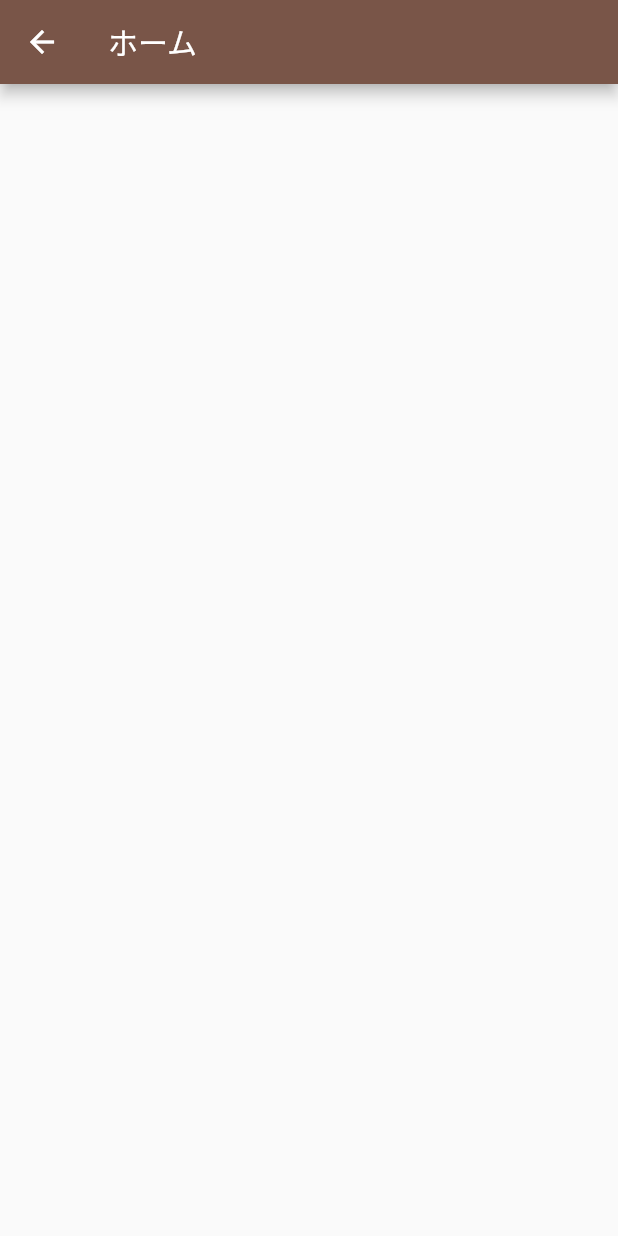
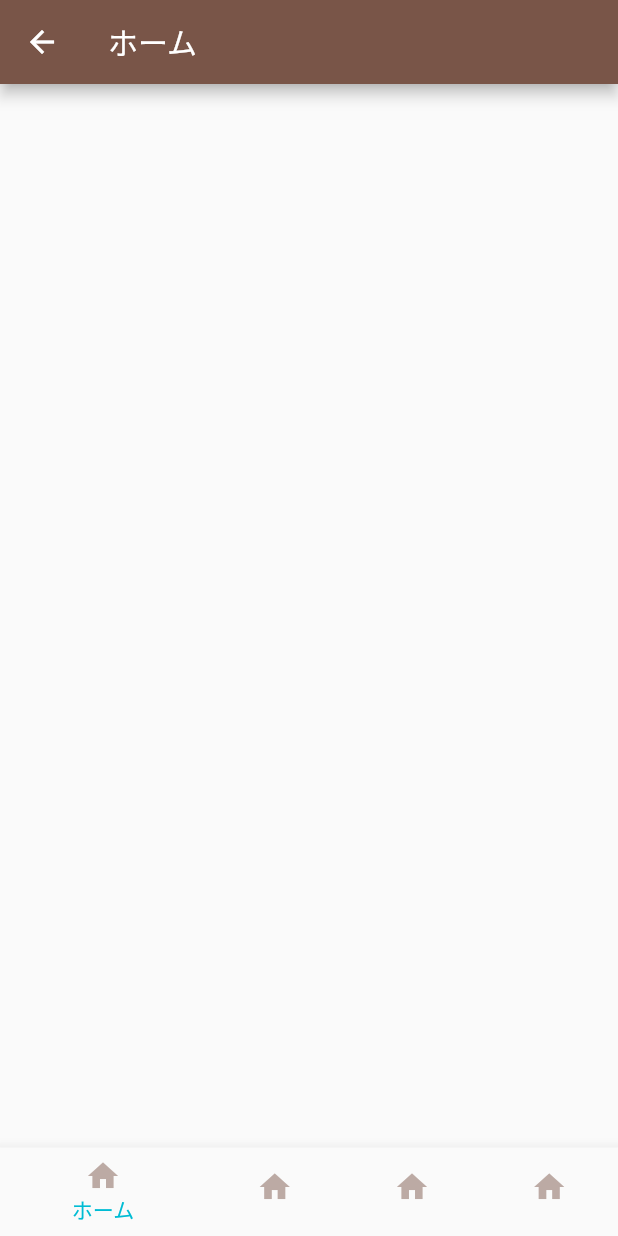
Before and after one commit to sakurako-y0316/sakuline, a Flutter app: the SignUpScreen screen opened directly, after a tap on "スキップ", on a phone screen of 412 x 824 dp. Run offline on Flutter 3.47's test engine with Material 2 defaults, Android fonts, the phone set to English and light mode, and no system bars; our stand-ins replace freezed_annotation, state_notifier; missing offline and left inert: freezed.

Commit message:
BottomBar作成

```diff
--- a/lib/screen/home_screen.dart
+++ b/lib/screen/home_screen.dart
@@ -1,6 +1,11 @@
 import 'package:flutter/material.dart';
 
-class HomeScreen extends StatelessWidget {
+class HomeScreen extends StatefulWidget {
+  @override
+  _HomeScreenState createState() => _HomeScreenState();
+}
+
+class _HomeScreenState extends State<HomeScreen> {
   @override
   Widget build(BuildContext context) {
     return Scaffold(
@@ -10,15 +15,3 @@ class HomeScreen extends StatelessWidget {
     );
   }
 }
-
-class HomeBottomBar extends StatefulWidget {
-  @override
-  _HomeBottomBarState createState() => _HomeBottomBarState();
-}
-
-class _HomeBottomBarState extends State<HomeBottomBar> {
-  @override
-  Widget build(BuildContext context) {
-    return Container();
-  }
-}
--- a/lib/screen/signup_screen.dart
+++ b/lib/screen/signup_screen.dart
@@ -1,6 +1,6 @@
 import 'package:flutter/material.dart';
 
-import 'home_screen.dart';
+import 'top_screen.dart';
 
 class SignUpScreen extends StatelessWidget {
   @override
@@ -47,7 +47,7 @@ class SignUpScreen extends StatelessWidget {
                   context,
                   MaterialPageRoute<void>(
                     builder: (context) {
-                      return HomeScreen();
+                      return TopScreen();
                     },
                   ),
                 );
--- /dev/null
+++ b/lib/screen/top_screen.dart
@@ -0,0 +1,87 @@
+import 'package:flutter/material.dart';
+import 'package:sakura_line/screen/home_screen.dart';
+import 'package:sakura_line/screen/news_screen.dart';
+import 'package:sakura_line/screen/talk_screen.dart';
+import 'package:sakura_line/screen/timeline_screen.dart';
+
+class TopScreen extends StatefulWidget {
+  @override
+  _TopScreenState createState() => _TopScreenState();
+}
+
+class _TopScreenState extends State<TopScreen> {
+  PageController _pageController;
+  int page = 0;
+
+  @override
+  void initState() {
+    super.initState();
+    _pageController = PageController();
+  }
+
+  @override
+  void dispose() {
+    super.dispose();
+    _pageController.dispose();
+  }
+
+  @override
+  Widget build(BuildContext context) {
+    return Scaffold(
+      body: PageView(
+        controller: _pageController,
+        onPageChanged: onchanged,
+        children: <Widget>[
+          HomeScreen(),
+          TalkScreen(),
+          TimeLine(),
+          NewsScreen(),
+        ],
+      ),
+      bottomNavigationBar: BottomNavigationBar(
+        fixedColor: Colors.cyan,
+        currentIndex: page,
+        onTap: onTapBottomNavigation,
+        items: [
+          BottomNavigationBarItem(
+              icon: Icon(
+                Icons.home,
+                color: Colors.brown[200],
+              ),
+              title: Text(
+                'ホーム',
+              )),
+          BottomNavigationBarItem(
+              icon: Icon(
+                Icons.home,
+                color: Colors.brown[200],
+              ),
+              title: Text('トーク')),
+          BottomNavigationBarItem(
+              icon: Icon(
+                Icons.home,
+                color: Colors.brown[200],
+              ),
+              title: Text('タイムライン')),
+          BottomNavigationBarItem(
+              icon: Icon(
+                Icons.home,
+                color: Colors.brown[200],
+              ),
+              title: Text('ニュース？')),
+        ],
+      ),
+    );
+  }
+
+  void onTapBottomNavigation(int page) {
+    _pageController.animateToPage(page,
+        duration: Duration(milliseconds: 300), curve: Curves.ease);
+  }
+
+  void onchanged(int page) {
+    setState(() {
+      this.page = page;
+    });
+  }
+}
```
Also changed, not shown: lib/screen/news_screen.dart (added, +12 -0 lines), lib/screen/talk_screen.dart (added, +12 -0 lines), lib/screen/timeline_screen.dart (added, +12 -0 lines).
